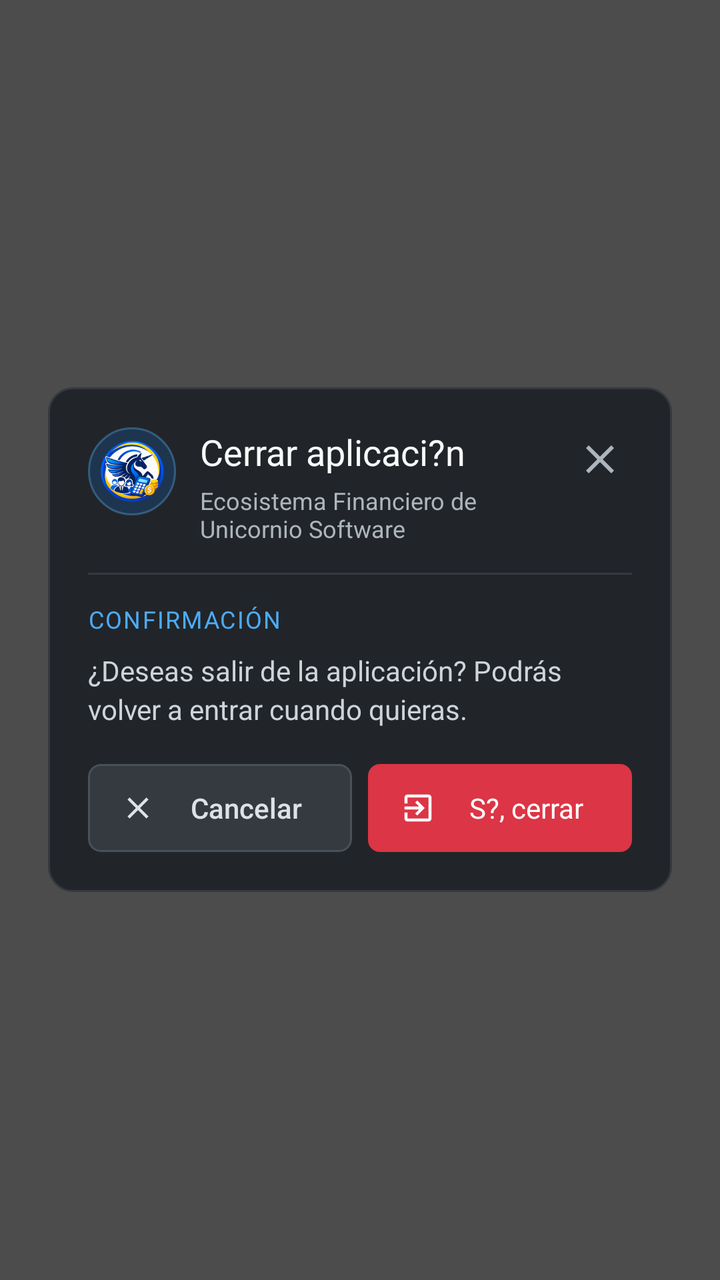
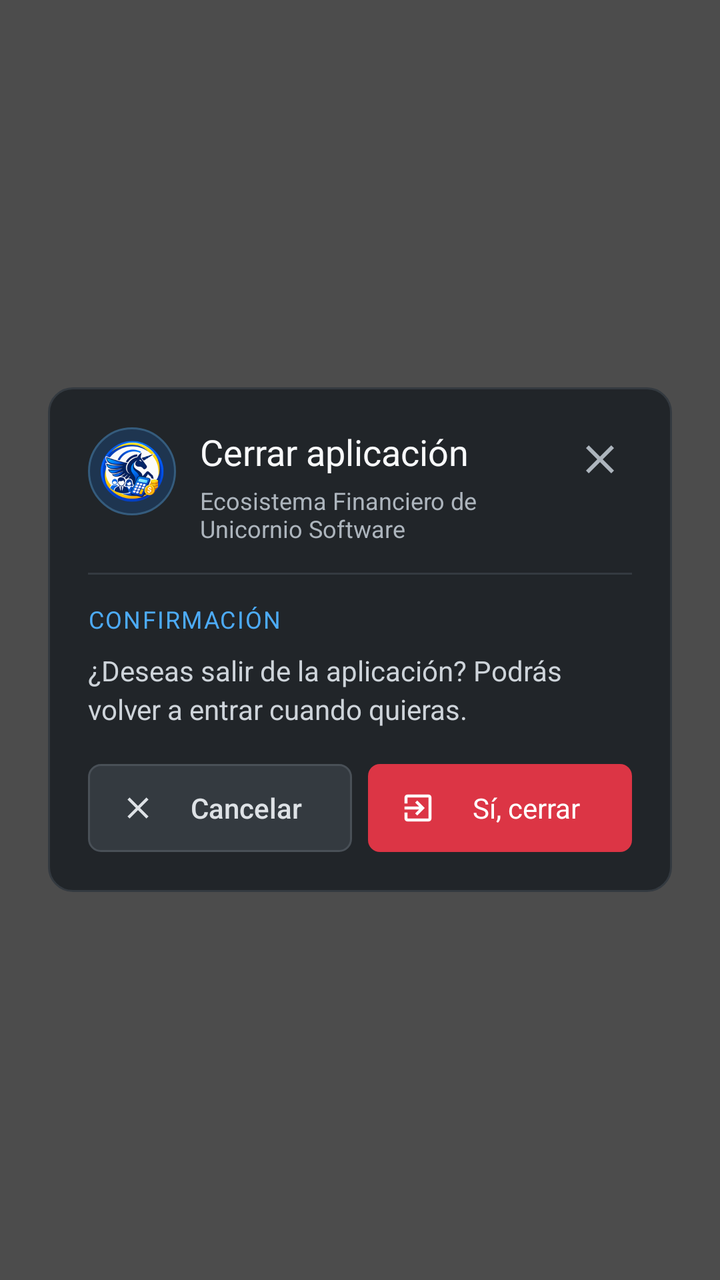

Compare the two renders of this Android layout. The source of the first and the diff that turns it into the second are given below.
<!-- AndroidManifest.xml: application theme Theme.UnicornioSoftware -->
<!-- res/layout/dialog_close_app.xml -->
<?xml version="1.0" encoding="utf-8"?>
<FrameLayout xmlns:android="http://schemas.android.com/apk/res/android"
    android:layout_width="match_parent"
    android:layout_height="match_parent"
    android:background="#B3000000"
    android:padding="24dp">

    <LinearLayout
        android:layout_width="match_parent"
        android:layout_height="wrap_content"
        android:layout_gravity="center"
        android:background="@drawable/bg_modal_card"
        android:orientation="vertical"
        android:padding="20dp">

        <LinearLayout
            android:layout_width="match_parent"
            android:layout_height="wrap_content"
            android:gravity="top"
            android:orientation="horizontal">

            <ImageView
                android:layout_width="44dp"
                android:layout_height="44dp"
                android:background="@drawable/bg_offline_icon"
                android:contentDescription="@string/app_name"
                android:padding="6dp"
                android:scaleType="fitCenter"
                android:src="@mipmap/ic_launcher_round" />

            <LinearLayout
                android:layout_width="0dp"
                android:layout_height="wrap_content"
                android:layout_marginStart="12dp"
                android:layout_weight="1"
                android:orientation="vertical">

                <TextView
                    android:id="@+id/closeTitle"
                    android:layout_width="wrap_content"
                    android:layout_height="wrap_content"
                    android:fontFamily="sans-serif-bold"
                    android:text="Cerrar aplicaci?n"
                    android:textColor="#F8F9FA"
                    android:textSize="18sp" />

                <TextView
                    android:layout_width="wrap_content"
                    android:layout_height="wrap_content"
                    android:layout_marginTop="4dp"
                    android:fontFamily="sans-serif"
                    android:text="Ecosistema Financiero de Unicornio Software"
                    android:textColor="#ADB5BD"
                    android:textSize="12sp" />
            </LinearLayout>

            <ImageButton
                android:id="@+id/btnCloseDialogX"
                android:layout_width="32dp"
                android:layout_height="32dp"
                android:background="@android:color/transparent"
                android:contentDescription="Cerrar"
                android:padding="4dp"
                android:src="@drawable/ic_close"
                android:tint="#ADB5BD" />
        </LinearLayout>

        <View
            android:layout_width="match_parent"
            android:layout_height="1dp"
            android:layout_marginTop="14dp"
            android:layout_marginBottom="14dp"
            android:background="#343A40" />

        <TextView
            android:layout_width="wrap_content"
            android:layout_height="wrap_content"
            android:fontFamily="sans-serif-bold"
            android:letterSpacing="0.06"
                    android:text="CONFIRMACIÓN"
            android:textAllCaps="true"
            android:textColor="#4DABF7"
            android:textSize="12sp" />

        <TextView
            android:id="@+id/closeMessage"
            android:layout_width="match_parent"
            android:layout_height="wrap_content"
            android:layout_marginTop="8dp"
            android:fontFamily="sans-serif"
            android:lineSpacingExtra="3dp"
                    android:text="¿Deseas salir de la aplicación? Podrás volver a entrar cuando quieras."
            android:textColor="#CED4DA"
            android:textSize="14sp" />

        <LinearLayout
            android:layout_width="match_parent"
            android:layout_height="wrap_content"
            android:layout_marginTop="18dp"
            android:orientation="horizontal">

            <TextView
                android:id="@+id/btnCloseCancel"
                android:layout_width="0dp"
                android:layout_height="44dp"
                android:layout_marginEnd="8dp"
                android:layout_weight="1"
                android:background="@drawable/bg_modal_btn_secondary"
                android:drawableStart="@drawable/ic_modal_cancel"
                android:drawablePadding="8dp"
                android:fontFamily="sans-serif-medium"
                android:gravity="center"
                android:paddingStart="16dp"
                android:paddingEnd="16dp"
                android:text="Cancelar"
                android:textColor="#DEE2E6"
                android:textSize="14sp" />

            <TextView
                android:id="@+id/btnCloseConfirm"
                android:layout_width="0dp"
                android:layout_height="44dp"
                android:layout_weight="1"
                android:background="@drawable/bg_modal_btn_danger"
                android:drawableStart="@drawable/ic_modal_exit"
                android:drawablePadding="8dp"
                android:fontFamily="sans-serif-bold"
                android:gravity="center"
                android:paddingStart="16dp"
                android:paddingEnd="16dp"
                android:text="S?, cerrar"
                android:textColor="#FFFFFF"
                android:textSize="14sp" />
        </LinearLayout>
    </LinearLayout>
</FrameLayout>
<!-- resources referenced by this layout -->
<resources>
  <!-- drawable bg_modal_btn_danger (drawable) -->
  ﻿<?xml version="1.0" encoding="utf-8"?>
  <ripple xmlns:android="http://schemas.android.com/apk/res/android" android:color="#33FFFFFF">
      <item>
          <shape android:shape="rectangle">
              <solid android:color="#DC3545" />
              <corners android:radius="6dp" />
          </shape>
      </item>
  </ripple>
  <!-- drawable bg_modal_btn_secondary (drawable) -->
  ﻿<?xml version="1.0" encoding="utf-8"?>
  <ripple xmlns:android="http://schemas.android.com/apk/res/android" android:color="#33FFFFFF">
      <item>
          <shape android:shape="rectangle">
              <solid android:color="#343A40" />
              <corners android:radius="6dp" />
              <stroke android:width="1dp" android:color="#495057" />
          </shape>
      </item>
  </ripple>
  <!-- drawable bg_modal_card (drawable) -->
  ﻿<?xml version="1.0" encoding="utf-8"?>
  <shape xmlns:android="http://schemas.android.com/apk/res/android" android:shape="rectangle">
      <solid android:color="#212529" />
      <corners android:radius="12dp" />
      <stroke android:width="1dp" android:color="#343A40" />
  </shape>
  <!-- drawable bg_offline_icon (drawable) -->
  <?xml version="1.0" encoding="utf-8"?>
  <shape xmlns:android="http://schemas.android.com/apk/res/android" android:shape="oval">
      <solid android:color="#1E3550" />
      <stroke android:width="1dp" android:color="#355C7D" />
  </shape>
  <!-- drawable ic_close (drawable) -->
  <vector xmlns:android="http://schemas.android.com/apk/res/android"
      android:width="24dp" android:height="24dp" android:viewportWidth="24"
      android:viewportHeight="24">
      <path android:fillColor="#EAF2FA"
          android:pathData="M19,6.41L17.59,5 12,10.59 6.41,5 5,6.41 10.59,12 5,17.59 6.41,19 12,13.41 17.59,19 19,17.59 13.41,12z"/>
  </vector>
  <!-- drawable ic_modal_cancel (drawable) -->
  <vector xmlns:android="http://schemas.android.com/apk/res/android" android:width="18dp" android:height="18dp" android:viewportWidth="24" android:viewportHeight="24">
    <path android:fillColor="#DEE2E6" android:pathData="M19,6.41L17.59,5 12,10.59 6.41,5 5,6.41 10.59,12 5,17.59 6.41,19 12,13.41 17.59,19 19,17.59 13.41,12z"/>
  </vector>
  <!-- drawable ic_modal_exit (drawable) -->
  <vector xmlns:android="http://schemas.android.com/apk/res/android" android:width="18dp" android:height="18dp" android:viewportWidth="24" android:viewportHeight="24">
    <path android:fillColor="#FFFFFF" android:pathData="M10.09,15.59L11.5,17l5,-5 -5,-5 -1.41,1.41L12.67,11H3v2h9.67l-2.58,2.59zM19,3H5c-1.11,0 -2,0.9 -2,2v4h2V5h14v14H5v-4H3v4c0,1.1 0.89,2 2,2h14c1.1,0 2,-0.9 2,-2V5c0,-1.1 -0.9,-2 -2,-2z"/>
  </vector>
  <!-- mipmap ic_launcher_round: png bitmap (mipmap-hdpi, 11719 bytes) -->
  <string name="app_name">Ecosistema Financiero de Unicornio Software</string>
  <style name="Theme.UnicornioSoftware" parent="Theme.MaterialComponents.DayNight.NoActionBar">
          <item name="android:statusBarColor">@android:color/black</item>
          <item name="android:navigationBarColor">@android:color/black</item>
          <item name="android:windowLightStatusBar" tools:targetApi="m">false</item>
      </style>
</resources>

<!-- the commit's change to res/layout/dialog_close_app.xml (unified diff, before → after) -->
@@ -40,7 +40,7 @@
                     android:layout_width="wrap_content"
                     android:layout_height="wrap_content"
                     android:fontFamily="sans-serif-bold"
-                    android:text="Cerrar aplicaci?n"
+                    android:text="Cerrar aplicación"
                     android:textColor="#F8F9FA"
                     android:textSize="18sp" />
 
@@ -128,7 +128,7 @@
                 android:gravity="center"
                 android:paddingStart="16dp"
                 android:paddingEnd="16dp"
-                android:text="S?, cerrar"
+                android:text="Sí, cerrar"
                 android:textColor="#FFFFFF"
                 android:textSize="14sp" />
         </LinearLayout>
